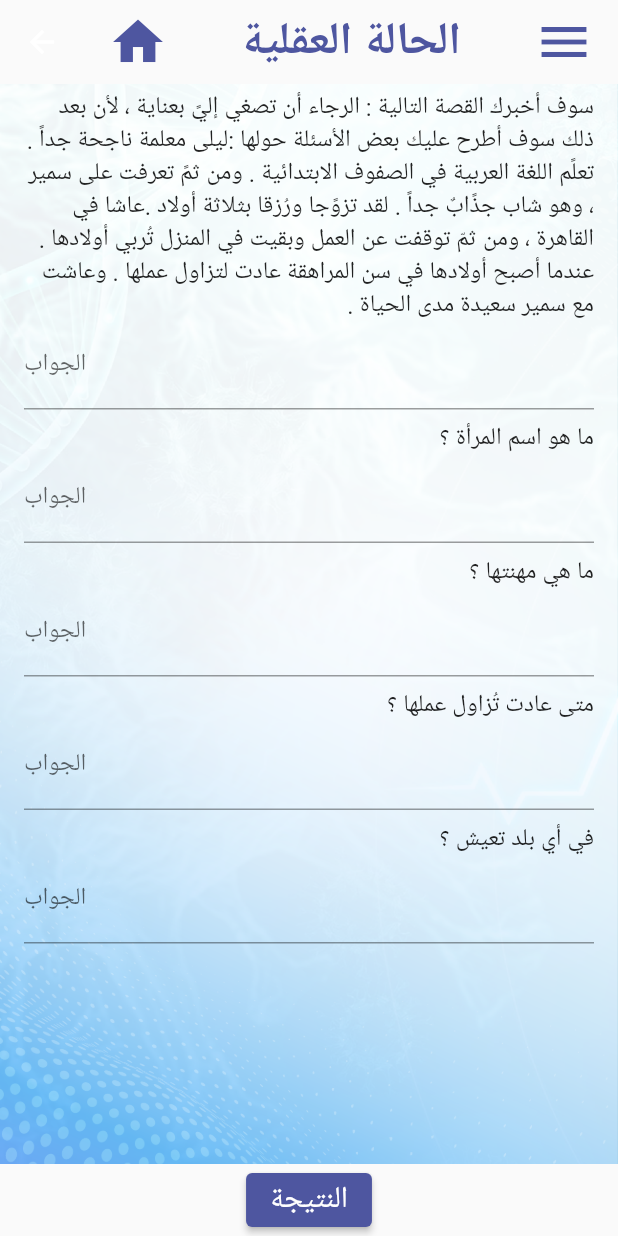
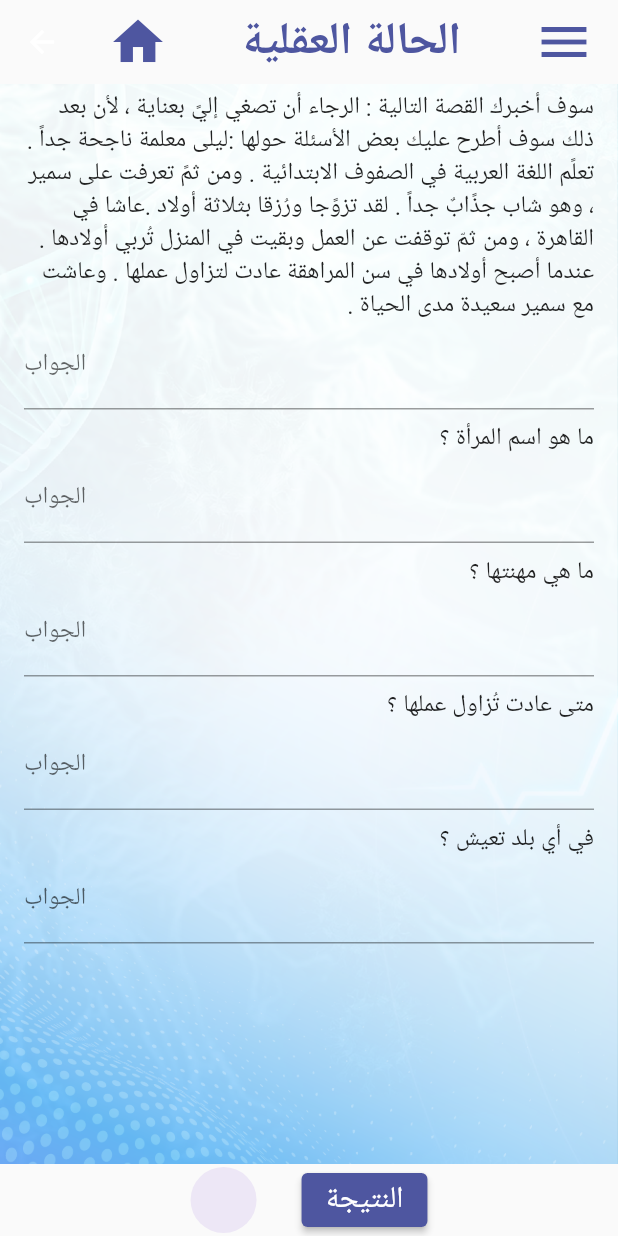
Before and after one commit to NourBerakdar/doctor_shunk-main, a Flutter app: the SlumsTestScreen4 screen opened directly, on a phone screen of 412 x 824 dp. Run offline on Flutter 3.47's test engine with Material 2 defaults, Android fonts, the light colour scheme and no system bars; our stand-ins replace audioplayers, bloc, flutter_bloc; missing offline and left inert: dart:ffi.

Commit message:
mental status result

```diff
--- a/lib/choices diagnosis/mental status/screen1.dart
+++ b/lib/choices diagnosis/mental status/screen1.dart
@@ -53,6 +53,9 @@ class _SlumsTestScreen1State extends State<SlumsTestScreen1> {
                       itemCount: questions1.length,
                       itemBuilder: (BuildContext context, int index) {
                         return ListTile(
+                          // if(index!=3){
+
+                          // }
                           title: Text(
                             questions1[index].questionText,
                             textDirection: TextDirection.rtl,
--- a/lib/choices diagnosis/mental status/screen4.dart
+++ b/lib/choices diagnosis/mental status/screen4.dart
@@ -1,4 +1,6 @@
 import 'dart:ffi';
+import 'package:audioplayers/audioplayers.dart';
+import 'package:doctor_shunk/choices%20diagnosis/mental%20status/process%20questions.dart';
 import 'package:doctor_shunk/choices%20diagnosis/mental%20status/quesion.dart';
 import 'package:doctor_shunk/constant.dart';
 import 'package:doctor_shunk/shared/cubit/cubit.dart';
@@ -7,6 +9,8 @@ import 'package:flutter/cupertino.dart';
 import 'package:flutter/material.dart';
 import 'package:flutter_bloc/flutter_bloc.dart';
 import 'constant styles text.dart'; // Import flutter_bloc
+import 'package:audioplayers/audioplayers.dart';
+import 'package:flutter/services.dart';
 
 class SlumsTestScreen4 extends StatefulWidget {
   @override
@@ -14,9 +18,28 @@ class SlumsTestScreen4 extends StatefulWidget {
 }
 
 class _SlumsTestScreen4State extends State<SlumsTestScreen4> {
-  int selectedChoiceIndex = -1; // Initialize with -1 for no selection
   @override
+  AudioPlayer audioPlayer = AudioPlayer();
+
+// Future<void> playSound() async {
+//   AudioCache audioCache = AudioCache();
+//   await audioCache.play("assets/record11.mp3"); // Replace with the correct asset path
+// }
+
+// Future<void> playSound() async {
+//     final player = AudioCache();
+//   await player.play('assets/record11.mp3'); // Replace with the correct asset path
+// }
+
+//  Future<void> playSound() async {
+//     await audioPlayer.play("assets\record11.mp3"
+//         as Source); // Replace with the path to your sound file
+//     // There's no result to check here, as audioPlayer.play returns void.
+
+//   }
+
   Widget build(BuildContext context) {
+    dynamic state_mental = '';
     return BlocConsumer<AppCubit, AppStates>(
       listener: (BuildContext context, AppStates state) {},
       builder: (BuildContext context, AppStates state) {
@@ -25,6 +48,12 @@ class _SlumsTestScreen4State extends State<SlumsTestScreen4> {
           appBar: appBar('الحالة العقلية'),
           body: Column(
             children: [
+              // ElevatedButton(
+              //   onPressed: () {
+              //     // playSound();
+              //   },
+              //   child: Text("اضغط على الزر لسماع القصة"),
+              // ),
               Expanded(
                 child: Container(
                   decoration: backgroundDecoration(),
@@ -51,14 +80,32 @@ class _SlumsTestScreen4State extends State<SlumsTestScreen4> {
                   ),
                 ),
               ),
-              StyleEvaluationButton('النتيجة', () {
-                print(questions3[0].answer);
-                printAnswer(questions1, questions2, questions3, questions4);
-                // Navigator.push(
-                //     context,
-                //     MaterialPageRoute(
-                //         builder: (context) => SlumsTestScreen3()));
-              })
+              Row(
+                mainAxisAlignment: MainAxisAlignment.center,
+                children: [
+                  CircleAvatar(
+                    radius: 22,
+                    backgroundColor: Colors.deepPurple[50],
+                    child: Text(
+                      state_mental,
+                      style: TextStyle(
+                        color: Colors.deepPurple,
+                        fontWeight: FontWeight.bold,
+                        fontSize: 20.0,
+                      ),
+                    ),
+                  ),
+                  SizedBox(
+                    width: 30,
+                  ),
+                  StyleEvaluationButton('النتيجة', () {
+                    dynamic values = getAllResult(
+                        questions1, questions2, questions3, questions4);
+                    state_mental = sendAnswersToFastAPI(values);
+                    print(state_mental);
+                  })
+                ],
+              ),
             ],
           ),
         );
--- a/pubspec.yaml
+++ b/pubspec.yaml
@@ -39,6 +39,7 @@ dependencies:
   bloc: ^8.1.2
   audioplayers: ^5.1.0
 
+
 dev_dependencies:
   flutter_test:
     sdk: flutter
@@ -65,6 +66,7 @@ flutter:
   # To add assets to your application, add an assets section, like this:
   assets:
       - images/
+      - assets/
 
   # An image asset can refer to one or more resolution-specific "variants", see
   # https://flutter.dev/assets-and-images/#resolution-aware
```
Also changed, not shown: lib/choices diagnosis/mental status/process questions.dart (+39 -0 lines), 1 other file.
